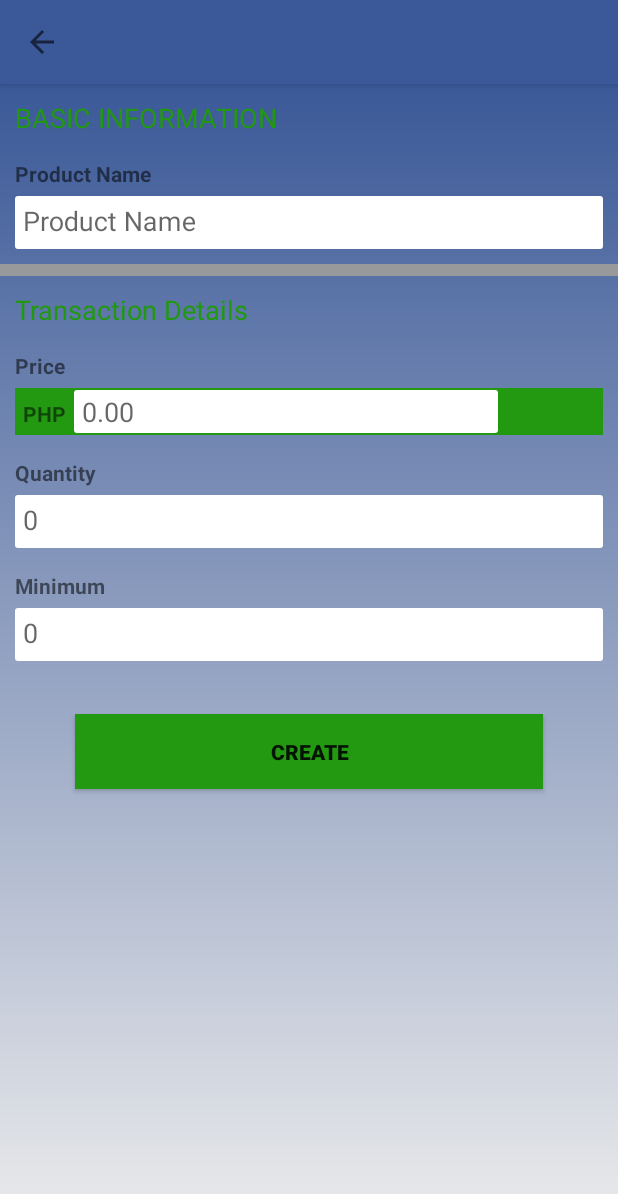
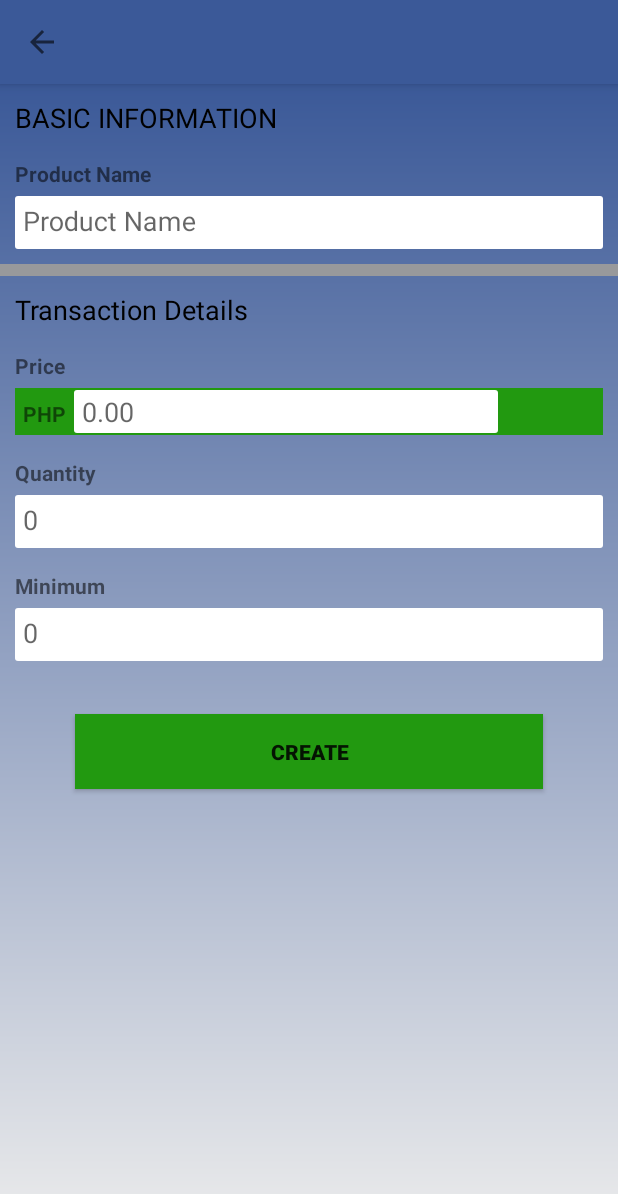
Before and after one commit to Estellise-Esuteriize/agree_culture, an Android app: the ProductsCreationActivity screen opened directly, with no data from a screen before it, on a phone screen of 412 x 824 dp. Shown: the top 1194 px of the screen. Run offline under Robolectric (Android 15) with nearby library versions, the phone set to English and light mode, and no system bars; our stand-ins replace Firebase (no records; nobody signed in at launch, a user with empty details on screens opened directly); 1 statement that could not run was skipped.

```diff
--- a/app/src/main/res/layout/include_product_create_update.xml
+++ b/app/src/main/res/layout/include_product_create_update.xml
@@ -12,7 +12,7 @@
         android:layout_marginEnd="10dp"
         android:text="@string/product_create_basic"
         android:textAllCaps="true"
-        android:textColor="#209910"
+        android:textColor="#000000"
         android:textSize="18sp" />
 
     <TextView
@@ -55,7 +55,7 @@
         android:layout_marginStart="10dp"
         android:layout_marginEnd="10dp"
         android:text="@string/product_create_transaction_details"
-        android:textColor="#209910"
+        android:textColor="#000000"
         android:textSize="18sp" />
 
 
```
Also changed, not shown: app/src/main/java/com/capstone/agree_culture/MainActivity.java (+7 -0 lines).
